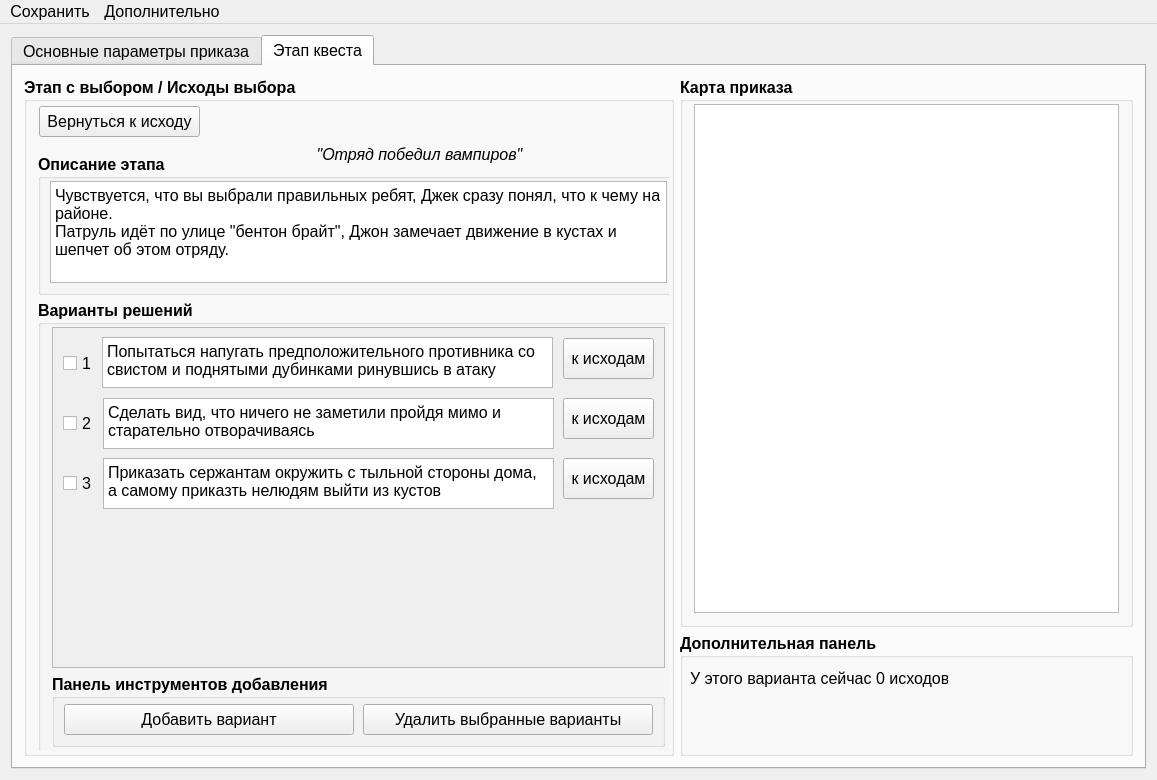
Qt form mainwindow.ui (YakSid/PDNK2) before a commit.
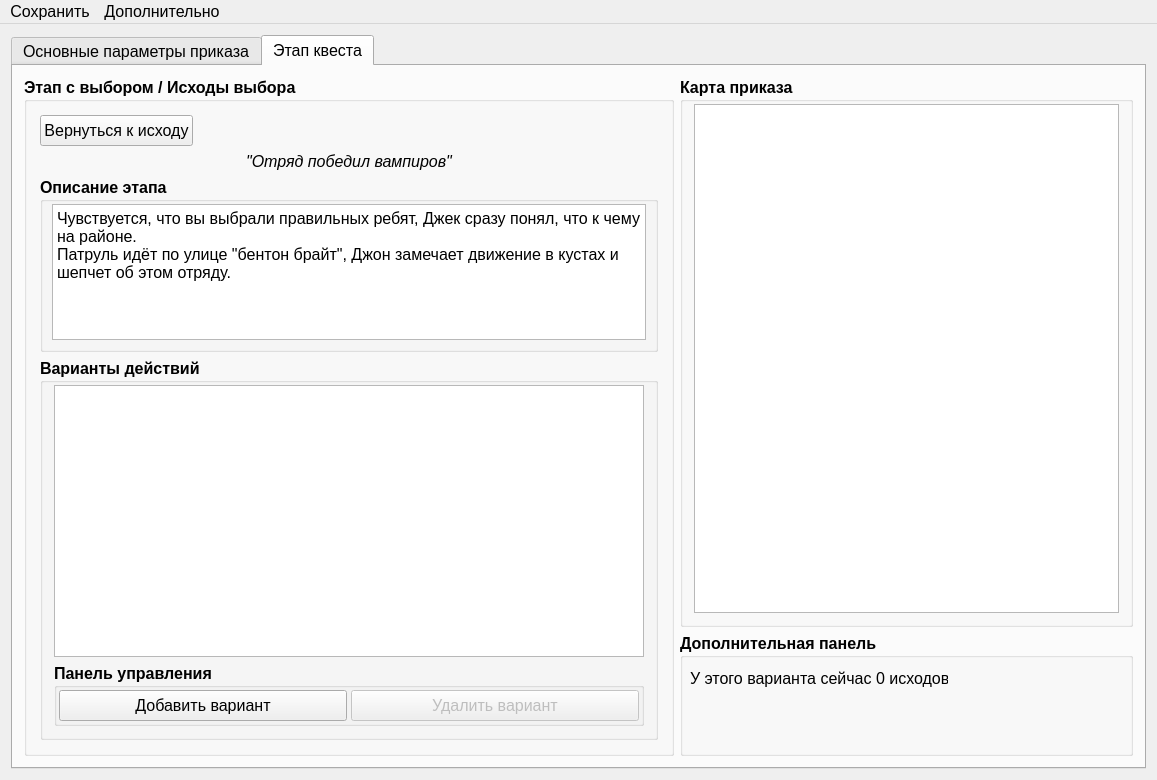
The same form after that commit. The open tabs and pages were chosen to show the change.

```diff
--- a/mainwindow.ui
+++ b/mainwindow.ui
@@ -1270,14 +1270,67 @@
               <number>1</number>
              </property>
              <widget class="QWidget" name="pageStage">
+              <layout class="QVBoxLayout" name="verticalLayout_8">
+               <item>
+                <layout class="QHBoxLayout" name="horizontalLayout_3">
+                 <item>
+                  <widget class="QPushButton" name="pushButton_13">
+                   <property name="minimumSize">
+                    <size>
+                     <width>0</width>
+                     <height>31</height>
+                    </size>
+                   </property>
+                   <property name="font">
+                    <font>
+                     <weight>50</weight>
+                     <bold>false</bold>
+                    </font>
+                   </property>
+                   <property name="text">
+                    <string>Вернуться к исходу</string>
+                   </property>
+                  </widget>
+                 </item>
+                 <item>
+                  <spacer name="horizontalSpacer_2">
+                   <property name="orientation">
+                    <enum>Qt::Horizontal</enum>
+                   </property>
+                   <property name="sizeHint" stdset="0">
+                    <size>
+                     <width>40</width>
+                     <height>20</height>
+                    </size>
+                   </property>
+                  </spacer>
+                 </item>
+                </layout>
+               </item>
+               <item>
+                <widget class="QLabel" name="label_15">
+                 <property name="font">
+                  <font>
+                   <weight>50</weight>
+                   <italic>true</italic>
+                   <bold>false</bold>
+                  </font>
+                 </property>
+                 <property name="text">
+                  <string>&quot;Отряд победил вампиров&quot;</string>
+                 </property>
+                 <property name="alignment">
+                  <set>Qt::AlignCenter</set>
+                 </property>
+                </widget>
+               </item>
+               <item>
               <widget class="QGroupBox" name="groupBox_6">
-               <property name="geometry">
-                <rect>
-                 <x>9</x>
-                 <y>50</y>
-                 <width>641</width>
-                 <height>141</height>
-                </rect>
+                 <property name="maximumSize">
+                  <size>
+                   <width>16777215</width>
+                   <height>175</height>
+                  </size>
                </property>
                <property name="font">
                 <font>
@@ -1323,194 +1376,51 @@
                 </item>
                </layout>
               </widget>
+               </item>
+               <item>
               <widget class="QGroupBox" name="groupBox_8">
-               <property name="geometry">
-                <rect>
-                 <x>9</x>
-                 <y>196</y>
-                 <width>641</width>
-                 <height>461</height>
-                </rect>
-               </property>
                <property name="title">
-                <string>Варианты решений</string>
+                  <string>Варианты действий</string>
                </property>
                <layout class="QVBoxLayout" name="verticalLayout_2">
                 <property name="topMargin">
                  <number>2</number>
                 </property>
                 <item>
-                 <widget class="QScrollArea" name="scrollArea">
+                   <widget class="QListWidget" name="lw_variants">
                   <property name="font">
                    <font>
-                    <weight>50</weight>
-                    <bold>false</bold>
-                   </font>
-                  </property>
-                  <property name="widgetResizable">
-                   <bool>true</bool>
-                  </property>
-                  <widget class="QWidget" name="scrollAreaWidgetContents">
-                   <property name="geometry">
-                    <rect>
-                     <x>0</x>
-                     <y>0</y>
-                     <width>615</width>
-                     <height>341</height>
-                    </rect>
-                   </property>
-                   <widget class="QPushButton" name="pushButton_2">
-                    <property name="geometry">
-                     <rect>
-                      <x>510</x>
-                      <y>10</y>
-                      <width>91</width>
-                      <height>41</height>
-                     </rect>
-                    </property>
-                    <property name="text">
-                     <string>к исходам</string>
-                    </property>
-                   </widget>
-                   <widget class="QTextEdit" name="textEdit_3">
-                    <property name="geometry">
-                     <rect>
-                      <x>49</x>
-                      <y>9</y>
-                      <width>451</width>
-                      <height>51</height>
-                     </rect>
-                    </property>
-                    <property name="html">
-                     <string>&lt;!DOCTYPE HTML PUBLIC &quot;-//W3C//DTD HTML 4.0//EN&quot; &quot;http://www.w3.org/TR/REC-html40/strict.dtd&quot;&gt;
-&lt;html&gt;&lt;head&gt;&lt;meta name=&quot;qrichtext&quot; content=&quot;1&quot; /&gt;&lt;style type=&quot;text/css&quot;&gt;
-p, li { white-space: pre-wrap; }
-&lt;/style&gt;&lt;/head&gt;&lt;body style=&quot; font-family:'MS Shell Dlg 2'; font-size:12pt; font-weight:400; font-style:normal;&quot;&gt;
-&lt;p style=&quot; margin-top:0px; margin-bottom:0px; margin-left:0px; margin-right:0px; -qt-block-indent:0; text-indent:0px;&quot;&gt;Попытаться напугать предположительного противника со свистом и поднятыми дубинками ринувшись в атаку&lt;/p&gt;&lt;/body&gt;&lt;/html&gt;</string>
-                    </property>
-                   </widget>
-                   <widget class="QPushButton" name="pushButton_3">
-                    <property name="geometry">
-                     <rect>
-                      <x>510</x>
-                      <y>70</y>
-                      <width>91</width>
-                      <height>41</height>
-                     </rect>
-                    </property>
-                    <property name="text">
-                     <string>к исходам</string>
-                    </property>
-                   </widget>
-                   <widget class="QPushButton" name="pushButton_4">
-                    <property name="geometry">
-                     <rect>
-                      <x>510</x>
-                      <y>130</y>
-                      <width>91</width>
-                      <height>41</height>
-                     </rect>
-                    </property>
-                    <property name="text">
-                     <string>к исходам</string>
-                    </property>
-                   </widget>
-                   <widget class="QTextEdit" name="textEdit_4">
-                    <property name="geometry">
-                     <rect>
-                      <x>50</x>
-                      <y>70</y>
-                      <width>451</width>
-                      <height>51</height>
-                     </rect>
-                    </property>
-                    <property name="html">
-                     <string>&lt;!DOCTYPE HTML PUBLIC &quot;-//W3C//DTD HTML 4.0//EN&quot; &quot;http://www.w3.org/TR/REC-html40/strict.dtd&quot;&gt;
-&lt;html&gt;&lt;head&gt;&lt;meta name=&quot;qrichtext&quot; content=&quot;1&quot; /&gt;&lt;style type=&quot;text/css&quot;&gt;
-p, li { white-space: pre-wrap; }
-&lt;/style&gt;&lt;/head&gt;&lt;body style=&quot; font-family:'MS Shell Dlg 2'; font-size:12pt; font-weight:400; font-style:normal;&quot;&gt;
-&lt;p style=&quot; margin-top:0px; margin-bottom:0px; margin-left:0px; margin-right:0px; -qt-block-indent:0; text-indent:0px;&quot;&gt;Сделать вид, что ничего не заметили пройдя мимо и старательно отворачиваясь&lt;/p&gt;&lt;/body&gt;&lt;/html&gt;</string>
-                    </property>
-                   </widget>
-                   <widget class="QTextEdit" name="textEdit_5">
-                    <property name="geometry">
-                     <rect>
-                      <x>50</x>
-                      <y>130</y>
-                      <width>451</width>
-                      <height>51</height>
-                     </rect>
-                    </property>
-                    <property name="html">
-                     <string>&lt;!DOCTYPE HTML PUBLIC &quot;-//W3C//DTD HTML 4.0//EN&quot; &quot;http://www.w3.org/TR/REC-html40/strict.dtd&quot;&gt;
-&lt;html&gt;&lt;head&gt;&lt;meta name=&quot;qrichtext&quot; content=&quot;1&quot; /&gt;&lt;style type=&quot;text/css&quot;&gt;
-p, li { white-space: pre-wrap; }
-&lt;/style&gt;&lt;/head&gt;&lt;body style=&quot; font-family:'MS Shell Dlg 2'; font-size:12pt; font-weight:400; font-style:normal;&quot;&gt;
-&lt;p style=&quot; margin-top:0px; margin-bottom:0px; margin-left:0px; margin-right:0px; -qt-block-indent:0; text-indent:0px;&quot;&gt;Приказать сержантам окружить с тыльной стороны дома, а самому приказть нелюдям выйти из кустов&lt;/p&gt;&lt;/body&gt;&lt;/html&gt;</string>
-                    </property>
-                   </widget>
-                   <widget class="QCheckBox" name="checkBox">
-                    <property name="geometry">
-                     <rect>
-                      <x>10</x>
-                      <y>20</y>
-                      <width>31</width>
-                      <height>31</height>
-                     </rect>
-                    </property>
-                    <property name="text">
-                     <string>1</string>
-                    </property>
-                   </widget>
-                   <widget class="QCheckBox" name="checkBox_2">
-                    <property name="geometry">
-                     <rect>
-                      <x>10</x>
-                      <y>80</y>
-                      <width>31</width>
-                      <height>31</height>
-                     </rect>
-                    </property>
-                    <property name="text">
-                     <string>2</string>
-                    </property>
-                   </widget>
-                   <widget class="QCheckBox" name="checkBox_3">
-                    <property name="geometry">
-                     <rect>
-                      <x>10</x>
-                      <y>140</y>
-                      <width>31</width>
-                      <height>31</height>
-                     </rect>
-                    </property>
-                    <property name="text">
-                     <string>3</string>
-                    </property>
-                   </widget>
-                  </widget>
+                      <pointsize>11</pointsize>
+                     </font>
+                    </property>
+                    <property name="editTriggers">
+                     <set>QAbstractItemView::NoEditTriggers</set>
+                    </property>
+                    <property name="showDropIndicator" stdset="0">
+                     <bool>false</bool>
+                    </property>
                  </widget>
                 </item>
                 <item>
                  <widget class="QGroupBox" name="groupBox_11">
                   <property name="title">
-                   <string>Панель инструментов добавления</string>
+                     <string>Панель управления</string>
                   </property>
                   <layout class="QHBoxLayout" name="horizontalLayout">
                    <property name="spacing">
-                    <number>9</number>
+                      <number>4</number>
                    </property>
                    <property name="leftMargin">
-                    <number>9</number>
+                      <number>2</number>
                    </property>
                    <property name="topMargin">
-                    <number>5</number>
+                      <number>2</number>
                    </property>
                    <property name="rightMargin">
-                    <number>9</number>
+                      <number>2</number>
                    </property>
                    <property name="bottomMargin">
-                    <number>9</number>
+                      <number>2</number>
                    </property>
                    <item>
                     <widget class="QPushButton" name="pushButton_6">
@@ -1532,7 +1442,10 @@
                     </widget>
                    </item>
                    <item>
-                    <widget class="QPushButton" name="pushButton_10">
+                      <widget class="QPushButton" name="pb_deleteVariant">
+                       <property name="enabled">
+                        <bool>false</bool>
+                       </property>
                      <property name="minimumSize">
                       <size>
                        <width>0</width>
@@ -1546,7 +1459,7 @@
                       </font>
                      </property>
                      <property name="text">
-                      <string>Удалить выбранные варианты</string>
+                        <string>Удалить вариант</string>
                      </property>
                     </widget>
                    </item>
@@ -1555,48 +1468,8 @@
                 </item>
                </layout>
               </widget>
-              <widget class="QPushButton" name="pushButton_13">
-               <property name="geometry">
-                <rect>
-                 <x>10</x>
-                 <y>2</y>
-                 <width>161</width>
-                 <height>31</height>
-                </rect>
-               </property>
-               <property name="font">
-                <font>
-                 <weight>50</weight>
-                 <bold>false</bold>
-                </font>
-               </property>
-               <property name="text">
-                <string>Вернуться к исходу</string>
-               </property>
-              </widget>
-              <widget class="QLabel" name="label_15">
-               <property name="geometry">
-                <rect>
-                 <x>140</x>
-                 <y>40</y>
-                 <width>501</width>
-                 <height>21</height>
-                </rect>
-               </property>
-               <property name="font">
-                <font>
-                 <weight>50</weight>
-                 <italic>true</italic>
-                 <bold>false</bold>
-                </font>
-               </property>
-               <property name="text">
-                <string>&quot;Отряд победил вампиров&quot;</string>
-               </property>
-               <property name="alignment">
-                <set>Qt::AlignCenter</set>
-               </property>
-              </widget>
+               </item>
+              </layout>
              </widget>
              <widget class="QWidget" name="pageOutcome">
               <layout class="QVBoxLayout" name="verticalLayout_7">
```
Left out of the diff: 164 changed lines with no effect on the pictures. Lines whose indentation alone changed are shown as unchanged.
